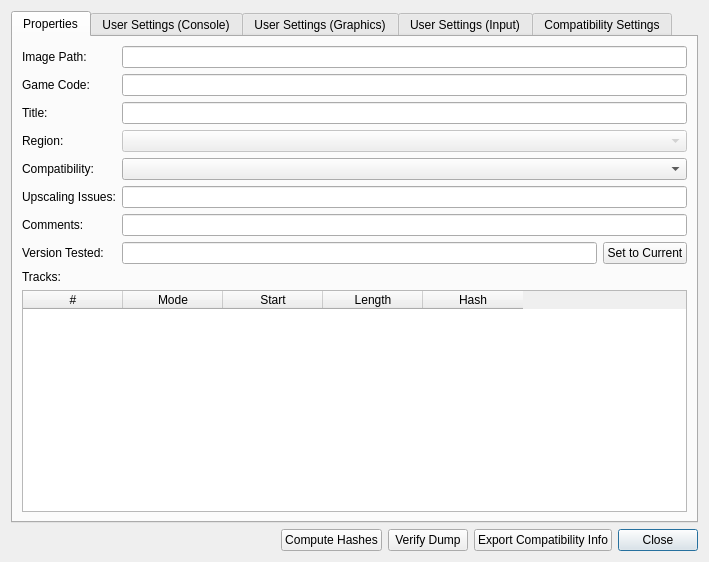
Above: src/duckstation-qt/gamepropertiesdialog.ui from kofxi3584karlayang/duckstation before the change. Below: the same form after it.
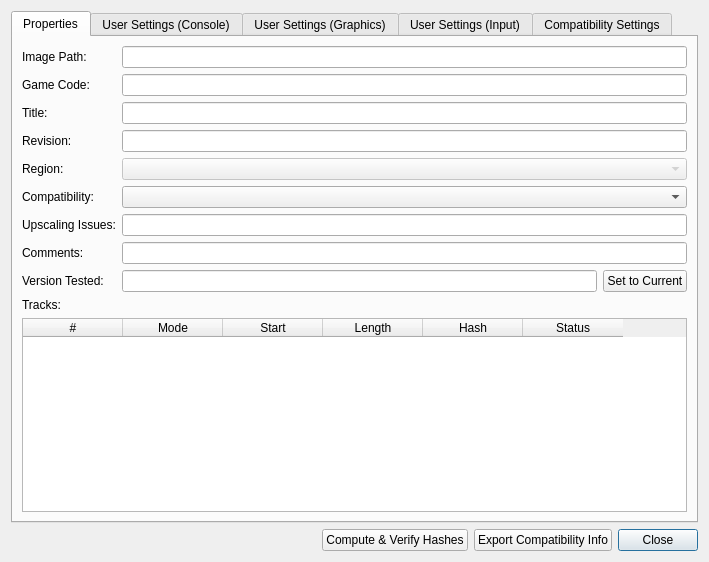
That is the form after the change. Icons and pictures are not drawn.

The edit to the form file:
```diff
--- a/src/duckstation-qt/gamepropertiesdialog.ui
+++ b/src/duckstation-qt/gamepropertiesdialog.ui
@@ -70,58 +70,58 @@
          </property>
         </widget>
        </item>
-       <item row="3" column="0">
+       <item row="4" column="0">
         <widget class="QLabel" name="label_3">
          <property name="text">
           <string>Region:</string>
          </property>
         </widget>
        </item>
-       <item row="3" column="1">
+       <item row="4" column="1">
         <widget class="QComboBox" name="region">
          <property name="enabled">
           <bool>false</bool>
          </property>
         </widget>
        </item>
-       <item row="4" column="0">
+       <item row="5" column="0">
         <widget class="QLabel" name="label_7">
          <property name="text">
           <string>Compatibility:</string>
          </property>
         </widget>
        </item>
-       <item row="4" column="1">
+       <item row="5" column="1">
         <widget class="QComboBox" name="compatibility"/>
        </item>
-       <item row="5" column="0">
+       <item row="6" column="0">
         <widget class="QLabel" name="label_6">
          <property name="text">
           <string>Upscaling Issues:</string>
          </property>
         </widget>
        </item>
-       <item row="5" column="1">
+       <item row="6" column="1">
         <widget class="QLineEdit" name="upscalingIssues"/>
        </item>
-       <item row="6" column="0">
+       <item row="7" column="0">
         <widget class="QLabel" name="label_5">
          <property name="text">
           <string>Comments:</string>
          </property>
         </widget>
        </item>
-       <item row="6" column="1">
+       <item row="7" column="1">
         <widget class="QLineEdit" name="comments"/>
        </item>
-       <item row="7" column="0">
+       <item row="8" column="0">
         <widget class="QLabel" name="label_9">
          <property name="text">
           <string>Version Tested:</string>
          </property>
         </widget>
        </item>
-       <item row="7" column="1">
+       <item row="8" column="1">
         <layout class="QHBoxLayout" name="horizontalLayout_3">
          <item>
           <widget class="QLineEdit" name="versionTested"/>
@@ -135,14 +135,14 @@
          </item>
         </layout>
        </item>
-       <item row="8" column="0" colspan="2">
+       <item row="9" column="0" colspan="2">
         <widget class="QLabel" name="label_8">
          <property name="text">
           <string>Tracks:</string>
          </property>
         </widget>
        </item>
-       <item row="9" column="0" colspan="2">
+       <item row="10" column="0" colspan="2">
         <widget class="QTableWidget" name="tracks">
          <property name="editTriggers">
           <set>QAbstractItemView::NoEditTriggers</set>
@@ -178,6 +178,28 @@
            <string>Hash</string>
           </property>
          </column>
+         <column>
+          <property name="text">
+           <string>Status</string>
+          </property>
+         </column>
+        </widget>
+       </item>
+       <item row="3" column="1">
+        <widget class="QLineEdit" name="revision">
+         <property name="readOnly">
+          <bool>true</bool>
+         </property>
+         <property name="placeholderText">
+          <string/>
+         </property>
+        </widget>
+       </item>
+       <item row="3" column="0">
+        <widget class="QLabel" name="label_36">
+         <property name="text">
+          <string>Revision:</string>
+         </property>
         </widget>
        </item>
       </layout>
@@ -1119,14 +1141,7 @@
      <item>
       <widget class="QPushButton" name="computeHashes">
        <property name="text">
-        <string>Compute Hashes</string>
-       </property>
-      </widget>
-     </item>
-     <item>
-      <widget class="QPushButton" name="verifyDump">
-       <property name="text">
-        <string>Verify Dump</string>
+        <string>Compute &amp;&amp; Verify Hashes</string>
        </property>
       </widget>
      </item>
```
Left out of the diff: 2 changed lines with no effect on the pictures.
